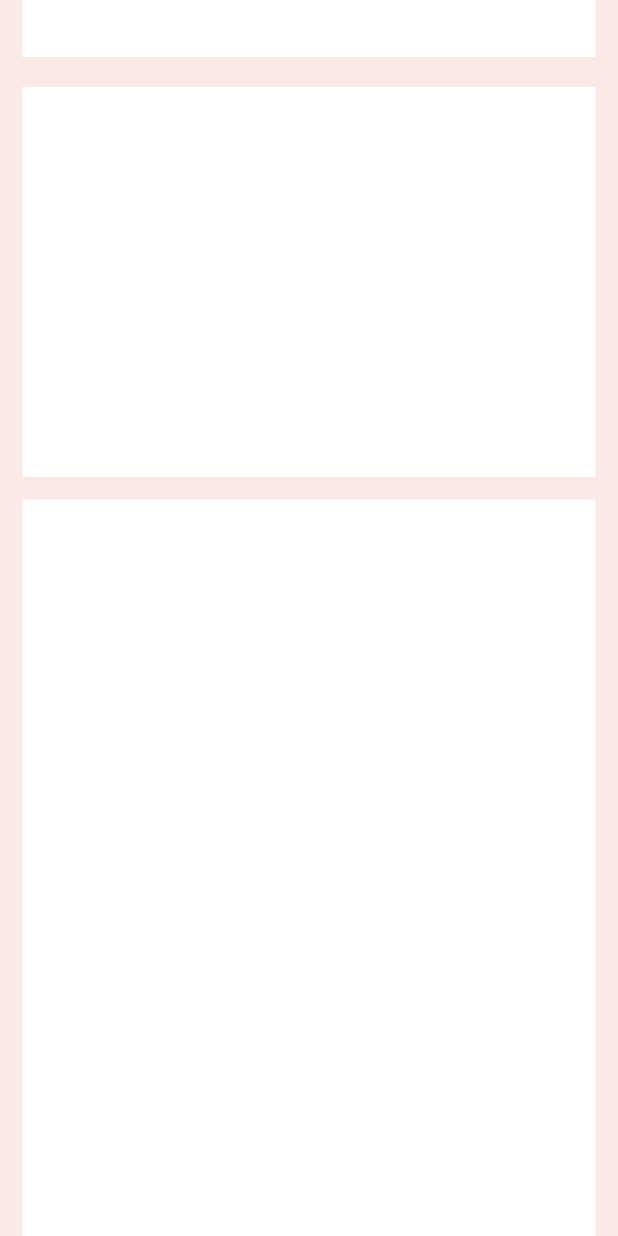
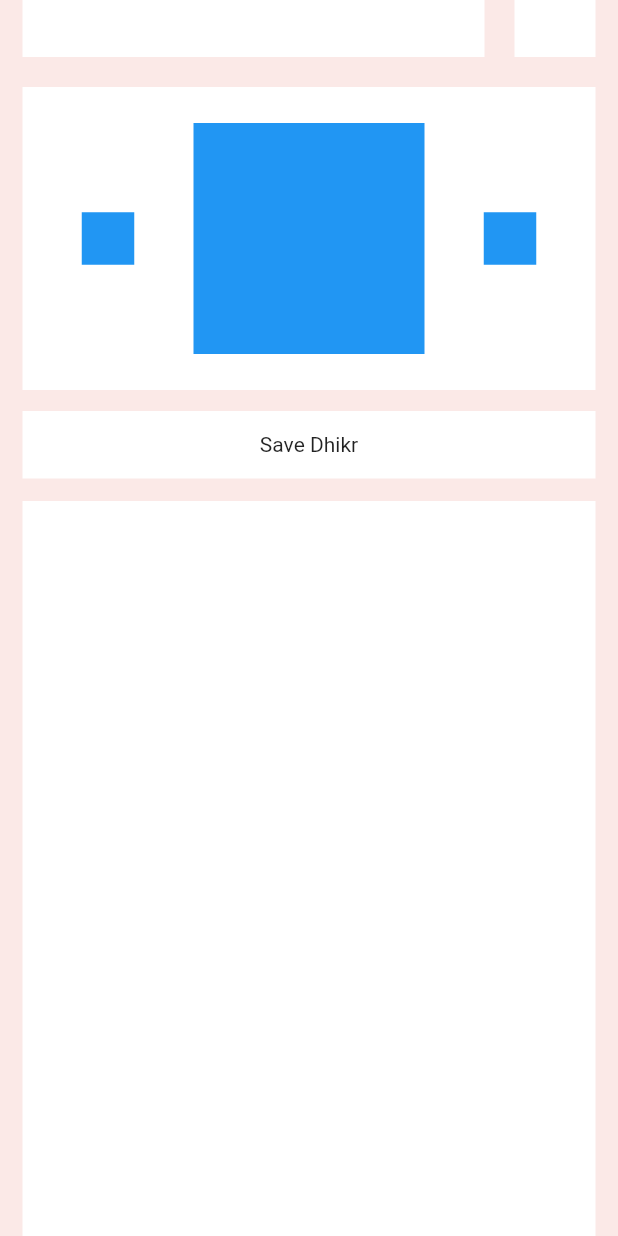
Before and after one commit to merekesabitov/TasbihApp, a Flutter app: the screen it shows after launch, on a phone screen of 412 x 824 dp. Run offline on Flutter 3.47's test engine with Material 2 defaults, Android fonts, the phone set to English and light mode, and no system bars.

Commit message:
HomePage UI (update)

```diff
--- a/Tasbih_App/lib/main.dart
+++ b/Tasbih_App/lib/main.dart
@@ -28,16 +28,8 @@ class HomePage extends StatelessWidget {
           padding: const EdgeInsets.symmetric(horizontal: 15),
           child: Column(
             children: [
-              Container(
-                  height: 38,
-                  color: Colors.white,
-                  margin: const EdgeInsets.only(bottom: 20,)
-              ),
-              Container(
-                height: 260,
-                color: Colors.white,
-                margin: const EdgeInsets.only(bottom: 15),
-              ),
+              const TopPanel(),
+              const CounterPanel(),
               Expanded(child: Container(height: 50, color: Colors.white)),
             ],
           ),
@@ -46,3 +38,83 @@ class HomePage extends StatelessWidget {
     );
   }
 }
+
+class TopPanel extends StatelessWidget {
+  const TopPanel({
+    super.key,
+  });
+
+  @override
+  Widget build(BuildContext context) {
+    return Container(
+        margin: const EdgeInsets.only(bottom: 20),
+        child: Row(
+          mainAxisAlignment: MainAxisAlignment.spaceBetween,
+          children: [
+            Expanded(
+              child: Container(
+                color: Colors.white,
+                height: 38,
+                width: 276,
+              ),
+            ),
+            Container(
+              color: Colors.white,
+              height: 38,
+              width: 54,
+              margin: const EdgeInsets.only(left: 20),
+            )
+          ],
+        ),
+    );
+  }
+}
+
+class CounterPanel extends StatelessWidget {
+  const CounterPanel({
+    super.key,
+  });
+
+  @override
+  Widget build(BuildContext context) {
+    return Container(
+      margin: const EdgeInsets.only(bottom: 15),
+      child: Column(
+          children: [
+            Container(
+              margin: EdgeInsets.only(bottom: 14),
+              color: Colors.white,
+              padding: const EdgeInsets.symmetric(vertical: 24),
+              child: Row(
+                mainAxisAlignment: MainAxisAlignment.spaceEvenly,
+                children: [
+                  Container(
+                    height: 35,
+                    width: 35,
+                    color: Colors.blue,
+                  ),
+                  Container(
+                    height: 154,
+                    width: 154,
+                    color: Colors.blue,
+                  ),
+                  Container(
+                    height: 35,
+                    width: 35,
+                    color: Colors.blue,
+                  ),
+                ],
+              ),
+            ),
+            Container(
+              color: Colors.white,
+              height: 45,
+              width: double.infinity,
+              alignment: Alignment.center,
+              child: const Text('Save Dhikr'),
+            ),
+          ],
+        ),
+      );
+  }
+}
```
